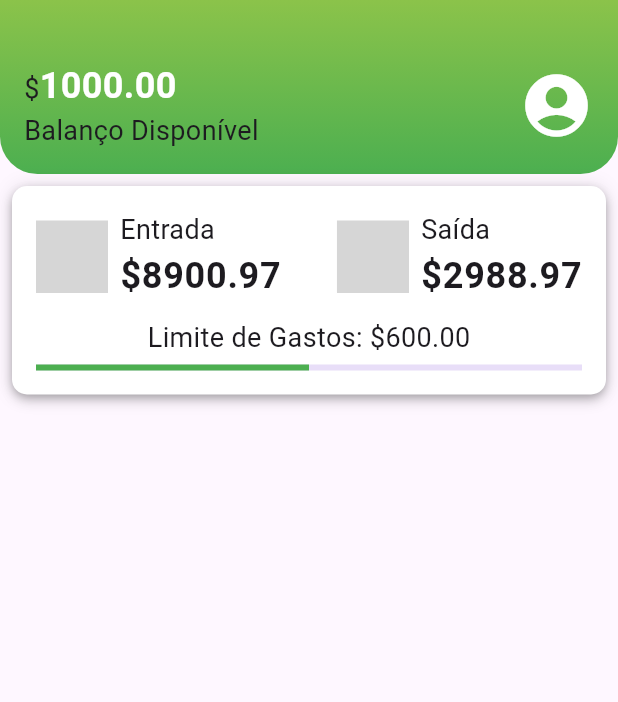
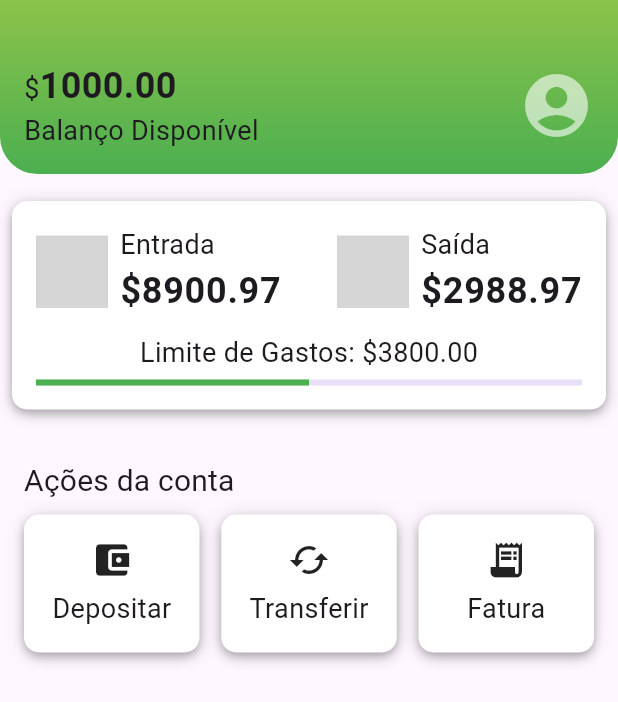
Before and after one commit to naiaraamorim/APP-Challenge, a Flutter app: the screen it shows after launch, on a phone screen of 412 x 824 dp. Shown: the top 702 px of the screen. Run offline on Flutter 3.47's test engine with Material 3 defaults, Android fonts, the phone set to English and light mode, and no system bars; grey boxes are pictures that could not be loaded.

Commit message:
feat: ações de dep/transferir/fatura

```diff
--- a/lib/components/box_card.dart
+++ b/lib/components/box_card.dart
@@ -7,7 +7,7 @@ class BoxCard extends StatelessWidget {
 
   @override
   Widget build(BuildContext context) {
-    return Container(
+    return Ink(
       padding: EdgeInsets.all(16),
       decoration: BoxDecoration(
           boxShadow: kElevationToShadow[4],
--- /dev/null
+++ b/lib/components/sections/account_actions.dart
@@ -0,0 +1,88 @@
+import 'package:flutter/material.dart';
+import 'package:mobflix/components/box_card.dart';
+
+class AccountActions extends StatelessWidget {
+  const AccountActions({super.key});
+
+  @override
+  Widget build(BuildContext context) {
+    return Padding(
+      padding: const EdgeInsets.all(16),
+      child: Column(
+        crossAxisAlignment: CrossAxisAlignment.start,
+        children: [
+          Padding(
+            padding: const EdgeInsets.only(bottom: 8.0),
+            child: Text('Ações da conta',
+                style: Theme.of(context).textTheme.titleMedium),
+          ),
+          Row(
+            mainAxisAlignment: MainAxisAlignment.spaceBetween,
+            children: [
+              InkWell(
+                onTap: () {},
+                child: const BoxCard(
+                  boxContent: _AccountActionsContent(
+                    icon: Icon(
+                      Icons.account_balance_wallet,
+                      size: 28,
+                    ),
+                    text: 'Depositar',
+                  ),
+                ),
+              ),
+              InkWell(
+                onTap: () {},
+                child: const BoxCard(
+                  boxContent: _AccountActionsContent(
+                    icon: Icon(
+                      Icons.cached,
+                      size: 28,
+                    ),
+                    text: 'Transferir',
+                  ),
+                ),
+              ),
+              InkWell(
+                onTap: () {},
+                child: const BoxCard(
+                  boxContent: _AccountActionsContent(
+                    icon: Icon(
+                      Icons.receipt_long,
+                      size: 28,
+                    ),
+                    text: 'Fatura',
+                  ),
+                ),
+              )
+            ],
+          )
+        ],
+      ),
+    );
+  }
+}
+
+class _AccountActionsContent extends StatelessWidget {
+  final Icon icon;
+  final String text;
+
+  const _AccountActionsContent(
+      {super.key, required this.icon, required this.text});
+
+  @override
+  Widget build(BuildContext context) {
+    return SizedBox(
+      width: 85,
+      child: Column(
+        children: [
+          Padding(
+            padding: const EdgeInsets.only(bottom: 6.0),
+            child: icon,
+          ),
+          Text(text),
+        ],
+      ),
+    );
+  }
+}
--- a/lib/components/sections/header.dart
+++ b/lib/components/sections/header.dart
@@ -20,7 +20,7 @@ class _HeaderState extends State<Header> {
         //color: Color.fromARGB(255, 77, 141, 69),
         borderRadius: BorderRadius.vertical(bottom: Radius.circular(25)),
       ),
-      child: Padding(
+      child: const Padding(
         padding: EdgeInsets.fromLTRB(16, 40, 16, 16),
         child: Row(
           mainAxisAlignment: MainAxisAlignment.spaceBetween,
@@ -39,9 +39,9 @@ class _HeaderState extends State<Header> {
                       TextSpan(
                         text: '1000.00',
                         style: TextStyle(
-                            fontSize: 24,
-                            fontWeight: FontWeight.bold,
-                            color: Colors.white),
+                          fontSize: 24,
+                          fontWeight: FontWeight.bold,
+                        ),
                       )
                     ],
                   ),
@@ -54,7 +54,7 @@ class _HeaderState extends State<Header> {
             Icon(
               Icons.account_circle,
               size: 50,
-              color: Colors.white,
+              color: Colors.white60,
             )
           ],
         ),
--- a/lib/screens/home.dart
+++ b/lib/screens/home.dart
@@ -1,4 +1,5 @@
 import 'package:flutter/material.dart';
+import 'package:mobflix/components/sections/account_actions.dart';
 import 'package:mobflix/components/sections/header.dart';
 import 'package:mobflix/screens/recent_activity.dart';
 
@@ -15,8 +16,15 @@ class _HomeState extends State<Home> {
     return const Scaffold(
       body: Column(
         children: <Widget>[
-          Header(),
-          RecentActivity(),
+          Padding(
+            padding: EdgeInsets.only(bottom: 10.0),
+            child: Header(),
+          ),
+          Padding(
+            padding: EdgeInsets.only(bottom: 8.0),
+            child: RecentActivity(),
+          ),
+          AccountActions(),
         ],
       ),
     );
--- a/lib/screens/recent_activity.dart
+++ b/lib/screens/recent_activity.dart
@@ -8,8 +8,8 @@ class RecentActivity extends StatelessWidget {
 
   @override
   Widget build(BuildContext context) {
-    return Padding(
-        padding: const EdgeInsets.all(8.0),
+    return const Padding(
+        padding: EdgeInsets.all(8.0),
         child: BoxCard(boxContent: _RecentActivityContent()));
   }
 }
@@ -35,7 +35,7 @@ class _RecentActivityContent extends StatelessWidget {
                 Column(
                   crossAxisAlignment: CrossAxisAlignment.start,
                   children: [
-                    Text('Entrada'),
+                    const Text('Entrada'),
                     Text(
                       '\$8900.97',
                       style: Theme.of(context).textTheme.bodyLarge,
@@ -55,7 +55,7 @@ class _RecentActivityContent extends StatelessWidget {
                 Column(
                   crossAxisAlignment: CrossAxisAlignment.start,
                   children: [
-                    Text('Saída'),
+                    const Text('Saída'),
                     Text(
                       '\$2988.97',
                       style: Theme.of(context).textTheme.bodyLarge,
@@ -66,11 +66,11 @@ class _RecentActivityContent extends StatelessWidget {
             ),
           ],
         ),
-        Padding(
-          padding: const EdgeInsets.only(top: 10, bottom: 5),
-          child: Text('Limite de Gastos: \$600.00'),
+        const Padding(
+          padding: EdgeInsets.only(top: 10, bottom: 5),
+          child: Text('Limite de Gastos: \$3800.00'),
         ),
-        LinearProgressIndicator(
+        const LinearProgressIndicator(
           value: 0.5,
           minHeight: 4,
           color: ThemeColors.primaryColor,
--- a/lib/themes/my_themes.dart
+++ b/lib/themes/my_themes.dart
@@ -5,7 +5,10 @@ ThemeData MyTheme = ThemeData(
   primarySwatch: ThemeColors.primaryColor,
   primaryColor: ThemeColors.primaryColor,
   textTheme: TextTheme(
-    bodyMedium: TextStyle(fontSize: 18),
-    bodyLarge: TextStyle(fontSize: 24, fontWeight: FontWeight.bold),
-  ),
+      bodyMedium: TextStyle(fontSize: 18),
+      bodyLarge: TextStyle(fontSize: 24, fontWeight: FontWeight.bold),
+      titleMedium: TextStyle(
+        fontSize: 20,
+        fontWeight: FontWeight.normal,
+      )),
 );
```
